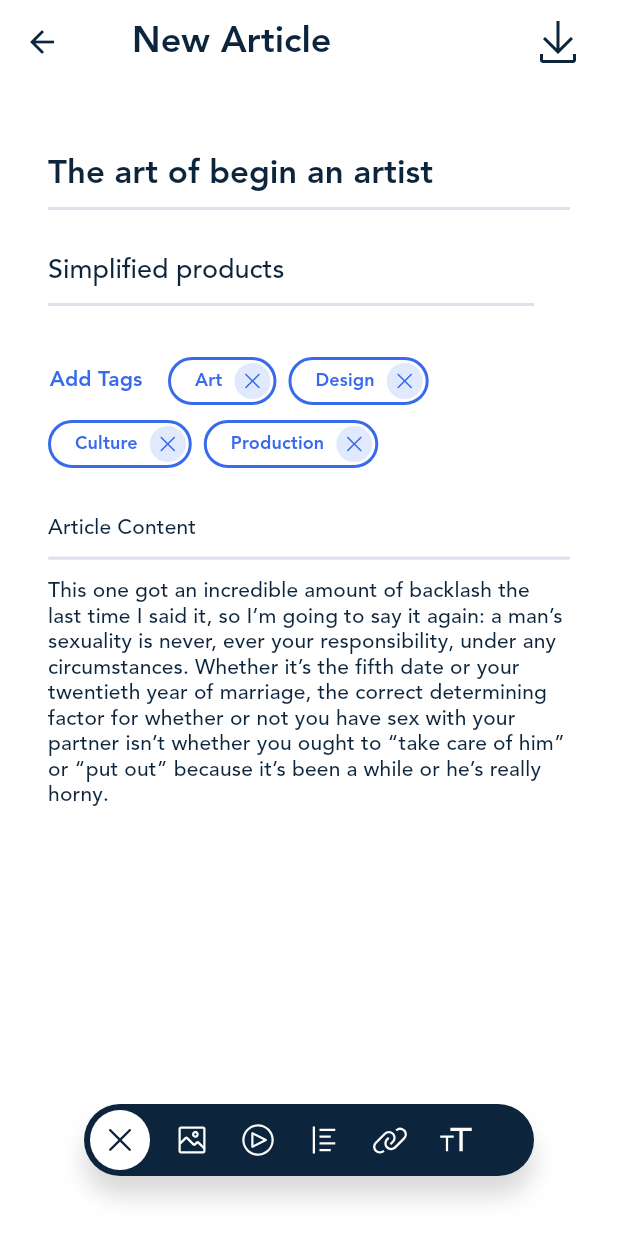
After one commit to hojat2079/FlutterUiSample, a Flutter app: the NewArticlePage screen opened directly, on a phone screen of 412 x 824 dp. The commit adds this screen. Run offline on Flutter 3.47's test engine with Material 2 defaults, Android fonts, the phone set to English and light mode, and no system bars; our stand-ins replace barcode_widget, dotted_border, fluentui_icons, flutter_svg, gap, get and 2 more.

Commit message:
feat: add newArticle screen to blogClub project

```diff
--- a/01-BlogClub/lib/main.dart
+++ b/01-BlogClub/lib/main.dart
@@ -1,11 +1,13 @@
 import 'package:advance_ui_sevenlearn/article.dart';
 import 'package:advance_ui_sevenlearn/home.dart';
+import 'package:advance_ui_sevenlearn/new_article.dart';
 import 'package:advance_ui_sevenlearn/profile.dart';
 import 'package:advance_ui_sevenlearn/search.dart';
 import 'package:advance_ui_sevenlearn/splash.dart';
 import 'package:flutter/cupertino.dart';
 import 'package:flutter/material.dart';
 import 'package:flutter/services.dart';
+import 'package:flutter_svg/flutter_svg.dart';
 
 void main() {
   SystemChrome.setSystemUIOverlayStyle(
@@ -107,7 +109,7 @@ class MyApp extends StatelessWidget {
               fontWeight: FontWeight.w800),
         ),
       ),
-      home: const SplashScreen(),
+      home: const MainPage(),
     );
   }
 }
@@ -126,6 +128,7 @@ class _MainPageState extends State<MainPage> {
   final GlobalKey<NavigatorState> _articleKey = GlobalKey();
   final GlobalKey<NavigatorState> _menuKey = GlobalKey();
   final GlobalKey<NavigatorState> _searchKey = GlobalKey();
+  final GlobalKey<NavigatorState> _newArticleKey = GlobalKey();
 
   final List<int> _history = [];
 
@@ -134,6 +137,7 @@ class _MainPageState extends State<MainPage> {
     articlePageIndex: _articleKey,
     searchPageIndex: _searchKey,
     menuPageIndex: _menuKey,
+    newArticlePageIndex: _newArticleKey
   };
 
   Future<bool> _onWillPop() async {
@@ -178,6 +182,8 @@ class _MainPageState extends State<MainPage> {
                   _navigatorItem(
                       _searchKey, searchPageIndex, const SearchPage()),
                   _navigatorItem(_menuKey, menuPageIndex, const ProfilePage()),
+                  _navigatorItem(_newArticleKey, newArticlePageIndex,
+                      const NewArticlePage())
                 ],
               ),
             ),
@@ -188,15 +194,25 @@ class _MainPageState extends State<MainPage> {
               child: _BottomNavigationView(
                 onTab: (int index) {
                   if (index != selectedIndexPage) {
-                    setState(() {
+                    setState(
+                      () {
                         _history.remove(selectedIndexPage);
                         _history.remove(index);
                         _history.add(selectedIndexPage);
                         selectedIndexPage = index;
-                    });
+                      },
+                    );
                   }
                 },
                 selectIndexPage: selectedIndexPage,
+                onBackTab: () {
+                  setState(
+                    () {
+                      _history.remove(selectedIndexPage);
+                      selectedIndexPage = _history.last;
+                    },
+                  );
+                },
               ),
             ),
           ],
@@ -221,14 +237,17 @@ const homePageIndex = 0;
 const articlePageIndex = 1;
 const searchPageIndex = 2;
 const menuPageIndex = 3;
+const newArticlePageIndex = 4;
 
 class _BottomNavigationView extends StatelessWidget {
   const _BottomNavigationView({
     Key? key,
     required this.onTab,
+    required this.onBackTab,
     required this.selectIndexPage,
   }) : super(key: key);
   final Function(int index) onTab;
+  final Function() onBackTab;
   final int selectIndexPage;
 
   @override
@@ -303,18 +322,32 @@ class _BottomNavigationView extends StatelessWidget {
                 color: Colors.white,
                 borderRadius: BorderRadius.circular(32.5),
               ),
+              child: InkWell(
+                onTap: () {
+                  selectIndexPage != newArticlePageIndex
+                      ? onTab(newArticlePageIndex)
+                      : onBackTab();
+                },
                 child: Container(
                     margin: const EdgeInsets.all(4),
                     height: 57,
                     width: 57,
                     decoration: BoxDecoration(
-                  color: const Color(0xff376AED),
+                      color: selectIndexPage != newArticlePageIndex
+                          ? const Color(0xff376AED)
+                          : const Color(0xff0D253C),
                       borderRadius: BorderRadius.circular(32.5),
                     ),
-                child: const Icon(
+                    child: Transform.rotate(
+                      angle: selectIndexPage != newArticlePageIndex ? 0 : 0.75,
+                      child: Icon(
                         CupertinoIcons.add,
-                  color: Color(0xFF8FE6FF),
+                        size: 28,
+                        color: selectIndexPage != newArticlePageIndex
+                            ? const Color(0xFF8FE6FF)
+                            : Colors.white,
                       ),
+                    )),
               ),
             ),
           )
--- /dev/null
+++ b/01-BlogClub/lib/new_article.dart
@@ -0,0 +1,286 @@
+import 'package:flutter/material.dart';
+import 'package:flutter_svg/flutter_svg.dart';
+
+class NewArticlePage extends StatefulWidget {
+  const NewArticlePage({Key? key}) : super(key: key);
+
+  @override
+  State<NewArticlePage> createState() => _NewArticlePageState();
+}
+
+class _NewArticlePageState extends State<NewArticlePage> {
+  final TextEditingController _titleController = TextEditingController(
+    text: 'The art of begin an artist',
+  );
+  final TextEditingController _subTitleController =
+      TextEditingController(text: 'Simplified products');
+  final TextEditingController _descController = TextEditingController(
+      text:
+          'This one got an incredible amount of backlash the last time I said it, so I’m going to say it again: a man’s sexuality is never, ever your responsibility, under any circumstances. Whether it’s the fifth date or your twentieth year of marriage, the correct determining factor for whether or not you have sex with your partner isn’t whether you ought to “take care of him” or “put out” because it’s been a while or he’s really horny.');
+
+  @override
+  void dispose() {
+    super.dispose();
+  }
+
+  @override
+  Widget build(BuildContext context) {
+    final ThemeData themeData = Theme.of(context);
+    return Scaffold(
+      backgroundColor: themeData.colorScheme.surface,
+      body: Stack(
+        children: [
+          CustomScrollView(
+            slivers: [
+              SliverAppBar(
+                // pinned: true,
+                // floating: true,
+                backgroundColor: themeData.colorScheme.surface,
+                title: Text(
+                  'New Article',
+                  style: themeData.textTheme.headline4,
+                ),
+                actions: [
+                  IconButton(
+                    onPressed: () {},
+                    icon: SvgPicture.asset('assets/img/icons/download.svg'),
+                  ),
+                  const SizedBox(
+                    width: 16,
+                  )
+                ],
+              ),
+              SliverList(
+                delegate: SliverChildListDelegate.fixed(
+                  [
+                    Padding(
+                      padding: const EdgeInsets.only(
+                        right: 32,
+                        left: 32,
+                        top: 36,
+                        bottom: 100,
+                      ),
+                      child: Column(
+                        crossAxisAlignment: CrossAxisAlignment.start,
+                        children: [
+                          TextField(
+                            style: themeData.textTheme.headline4!.copyWith(
+                              fontSize: 22,
+                            ),
+                            controller: _titleController,
+                            decoration: InputDecoration(
+                              enabledBorder: UnderlineInputBorder(
+                                borderSide: BorderSide(
+                                  color:
+                                      const Color(0xff7B8BB2).withOpacity(0.26),
+                                  width: 2,
+                                ),
+                              ),
+                              focusedBorder: UnderlineInputBorder(
+                                borderSide: BorderSide(
+                                  color: themeData.colorScheme.primary,
+                                  width: 2,
+                                ),
+                              ),
+                            ),
+                          ),
+                          const SizedBox(
+                            height: 16,
+                          ),
+                          Padding(
+                            padding: const EdgeInsets.only(right: 24),
+                            child: TextField(
+                              style: themeData.textTheme.headline6!.copyWith(
+                                fontWeight: FontWeight.w500,
+                              ),
+                              decoration: InputDecoration(
+                                enabledBorder: UnderlineInputBorder(
+                                  borderSide: BorderSide(
+                                    color: const Color(0xff7B8BB2)
+                                        .withOpacity(0.26),
+                                    width: 2,
+                                  ),
+                                ),
+                                focusedBorder: UnderlineInputBorder(
+                                  borderSide: BorderSide(
+                                    color: themeData.colorScheme.primary,
+                                    width: 2,
+                                  ),
+                                ),
+                              ),
+                              controller: _subTitleController,
+                            ),
+                          ),
+                          const SizedBox(
+                            height: 32,
+                          ),
+                          Wrap(
+                            direction: Axis.horizontal,
+                            crossAxisAlignment: WrapCrossAlignment.center,
+                            runSpacing: 8,
+                            spacing: 8,
+                            children: [
+                              TextButton(
+                                onPressed: () {},
+                                style: TextButton.styleFrom(
+                                  tapTargetSize:
+                                      MaterialTapTargetSize.shrinkWrap,
+                                  padding: EdgeInsets.zero,
+                                ),
+                                child: Text(
+                                  'Add Tags',
+                                  style:
+                                      themeData.textTheme.subtitle2!.copyWith(
+                                    fontWeight: FontWeight.w700,
+                                    color: themeData.colorScheme.primary,
+                                  ),
+                                ),
+                              ),
+                              const SizedBox.shrink(),
+                              _chipWidget(themeData, 'Art'),
+                              _chipWidget(themeData, 'Design'),
+                              _chipWidget(themeData, 'Culture'),
+                              _chipWidget(themeData, 'Production'),
+                            ],
+                          ),
+                          const SizedBox(
+                            height: 32,
+                          ),
+                          Text(
+                            'Article Content',
+                            style: themeData.textTheme.subtitle2!.copyWith(
+                              fontWeight: FontWeight.w500,
+                            ),
+                          ),
+                          Container(
+                            height: 2.2,
+                            margin: const EdgeInsets.only(
+                              top: 10,
+                            ),
+                            decoration: BoxDecoration(
+                              color: const Color(0xff7B8BB2).withOpacity(0.26),
+                              borderRadius: BorderRadius.circular(24),
+                            ),
+                          ),
+                          TextField(
+                            style: themeData.textTheme.subtitle2!.copyWith(
+                              fontWeight: FontWeight.w500,
+                              height: 1.5,
+                            ),
+                            controller: _descController,
+                            decoration: const InputDecoration(
+                              border: InputBorder.none,
+                            ),
+                            maxLines: 10,
+                          )
+                        ],
+                      ),
+                    ),
+                  ],
+                ),
+              )
+            ],
+          ),
+          Positioned(
+            bottom: 40,
+            right: 0,
+            left: 0,
+            child: Container(
+              height: 48,
+              margin: const EdgeInsets.symmetric(horizontal: 56),
+              decoration: BoxDecoration(
+                borderRadius: BorderRadius.circular(60),
+                color: const Color(0xff0D253C),
+                boxShadow: [
+                  BoxShadow(
+                      color: Colors.black.withOpacity(0.15),
+                      blurRadius: 13,
+                      offset: const Offset(0, 13)),
+                ],
+              ),
+              child: Row(
+                children: [
+                  const SizedBox(
+                    width: 4,
+                  ),
+                  CircleAvatar(
+                    backgroundColor: Colors.white,
+                    child: SvgPicture.asset('assets/img/icons/close.svg'),
+                  ),
+                  const SizedBox(
+                    width: 16,
+                  ),
+                  SvgPicture.asset('assets/img/icons/image.svg'),
+                  const SizedBox(
+                    width: 20,
+                  ),
+                  SvgPicture.asset('assets/img/icons/play.svg'),
+                  const SizedBox(
+                    width: 20,
+                  ),
+                  SvgPicture.asset('assets/img/icons/align.svg'),
+                  const SizedBox(
+                    width: 20,
+                  ),
+                  SvgPicture.asset('assets/img/icons/link.svg'),
+                  const SizedBox(
+                    width: 20,
+                  ),
+                  SvgPicture.asset('assets/img/icons/scale.svg'),
+                ],
+              ),
+            ),
+          )
+        ],
+      ),
+    );
+  }
+
+  Widget _chipWidget(ThemeData themeData, String label) {
+    return UnconstrainedBox(
+      child: Container(
+        height: 32,
+        decoration: BoxDecoration(
+          borderRadius: BorderRadius.circular(75),
+          border: Border.all(
+            color: themeData.colorScheme.primary,
+            width: 2,
+          ),
+        ),
+        child: Row(
+          crossAxisAlignment: CrossAxisAlignment.center,
+          children: [
+            const SizedBox(
+              width: 16,
+            ),
+            Text(
+              label,
+              style: themeData.textTheme.subtitle2!.copyWith(
+                fontWeight: FontWeight.w800,
+                fontSize: 12,
+                color: themeData.colorScheme.primary,
+              ),
+            ),
+            Container(
+              width: 24,
+              height: 24,
+              padding: const EdgeInsets.all(4),
+              margin:
+                  const EdgeInsets.only(left: 8, top: 2, bottom: 2, right: 2),
+              decoration: BoxDecoration(
+                color: const Color(0xff376AED).withOpacity(0.15),
+                shape: BoxShape.circle,
+              ),
+              child: SvgPicture.asset(
+                'assets/img/icons/close.svg',
+                width: 16,
+                height: 16,
+                color: themeData.colorScheme.primary,
+              ),
+            ),
+          ],
+        ),
+      ),
+    );
+  }
+}
--- a/01-BlogClub/lib/profile.dart
+++ b/01-BlogClub/lib/profile.dart
@@ -13,6 +13,7 @@ class ProfilePage extends StatelessWidget {
     final themeData = Theme.of(context);
     final posts = AppData.posts;
     return Scaffold(
+      backgroundColor: themeData.colorScheme.background,
       appBar: AppBar(
         backgroundColor: themeData.colorScheme.background.withOpacity(0),
         titleTextStyle: themeData.textTheme.headline4,
```
Also changed, not shown: 01-BlogClub/assets/img/icons/align.svg (added), 01-BlogClub/assets/img/icons/close.svg (added), 01-BlogClub/assets/img/icons/download.svg (added), 01-BlogClub/assets/img/icons/image.svg (added), 01-BlogClub/assets/img/icons/link.svg (added), 01-BlogClub/assets/img/icons/play.svg (added), 01-BlogClub/assets/img/icons/scale.svg (added), 2 other files. Lines whose indentation alone changed are shown as unchanged.
